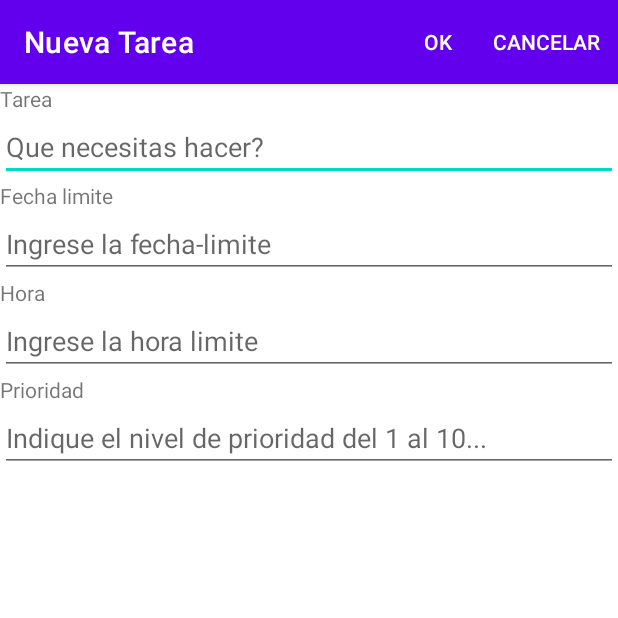
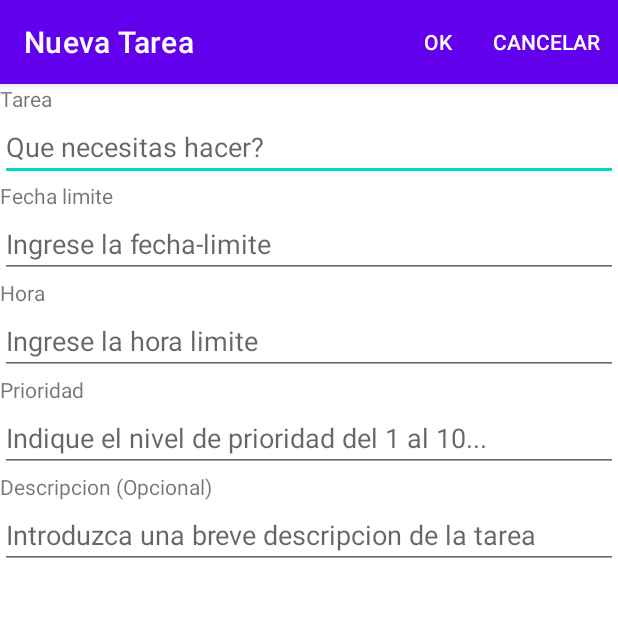
Before and after one commit to MC-io/ProyectoFinal, an Android app: the screen it shows after launch (ActNuevaTarea), after a tap on an icon or button, on a phone screen of 412 x 824 dp, the top half of it. Run offline under Robolectric (Android 15) with nearby library versions, the phone set to English and light mode, and no system bars.

Commit message:
Changed database script and some content xml files

```diff
--- a/app/src/main/java/com/example/moises/proyectofinal/BaseDatos/DatosOpenHelper.java
+++ b/app/src/main/java/com/example/moises/proyectofinal/BaseDatos/DatosOpenHelper.java
@@ -18,7 +18,13 @@ public class DatosOpenHelper extends SQLiteOpenHelper{
         sql.append("DIRECCION VARCHAR(250), ");
         sql.append("EMAIL VARCHAR(200), ");
         sql.append("TELEFONO VARCHAR(20))");
-
+        /*
+        sql.append("CREATE TABLE IF NOT EXISTS TAREA (");
+        sql.append("NOMBRE VARCHAR(250), ");
+        sql.append("DESCRIPCION VARCHAR(250), ");
+        sql.append("FECHA VARCHAR(200), ");
+        sql.append("PRIORIDAD INT)");
+        */
         sqLiteDatabase.execSQL(sql.toString());
     }
 
--- a/app/src/main/res/layout/activity_main.xml
+++ b/app/src/main/res/layout/activity_main.xml
@@ -29,6 +29,6 @@
         android:layout_height="wrap_content"
         android:layout_gravity="bottom|end"
         android:layout_margin="@dimen/fab_margin"
-        app:srcCompat="@android:drawable/ic_dialog_email" />
+        app:srcCompat="@android:drawable/ic_input_add" />
 
 </androidx.coordinatorlayout.widget.CoordinatorLayout>
--- a/app/src/main/res/layout/content_act_nueva_tarea.xml
+++ b/app/src/main/res/layout/content_act_nueva_tarea.xml
@@ -51,4 +51,14 @@
         android:layout_width="match_parent"
         android:layout_height="wrap_content"
         android:hint="Indique el nivel de prioridad del 1 al 10..."/>
+    <TextView
+        android:id="@+id/textView6"
+        android:layout_width="match_parent"
+        android:layout_height="wrap_content"
+        android:text="Descripcion (Opcional)"/>
+    <EditText
+        android:id="@+id/edtDescripcion"
+        android:layout_width="match_parent"
+        android:layout_height="wrap_content"
+        android:hint="Introduzca una breve descripcion de la tarea"/>
 </LinearLayout>
--- a/app/src/main/res/layout/content_main.xml
+++ b/app/src/main/res/layout/content_main.xml
@@ -5,10 +5,16 @@
     xmlns:tools="http://schemas.android.com/tools"
     android:layout_width="match_parent"
     android:layout_height="match_parent"
+    android:orientation="vertical"
     app:layout_behavior="@string/appbar_scrolling_view_behavior"
     tools:context=".MainActivity"
     tools:showIn="@layout/activity_main">
 
+    <TextView
+        android:id="@+id/textView6"
+        android:layout_width="match_parent"
+        android:layout_height="wrap_content"
+        android:text="No hay ninguna tarea pendiente.\nPodriamos felicitarte o tambien recomendarte que hagas algo"/>
     <ListView
         android:id="@+id/lstDatos"
         android:layout_width="match_parent"
```
